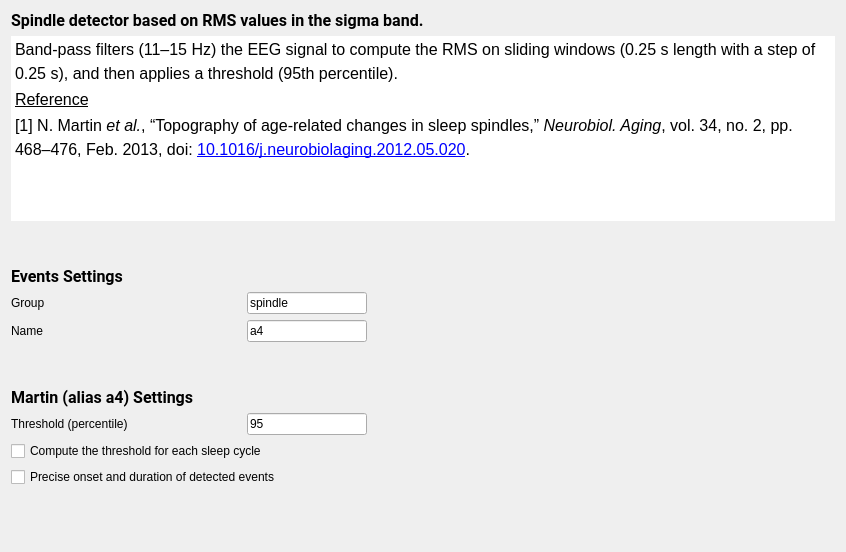
Qt form tools/CEAMSTools/SpindleDetectionMartin/MartinSettings/Ui_MartinSettings.ui (SnoozToolbox/snooz-package-ceams) before a commit.
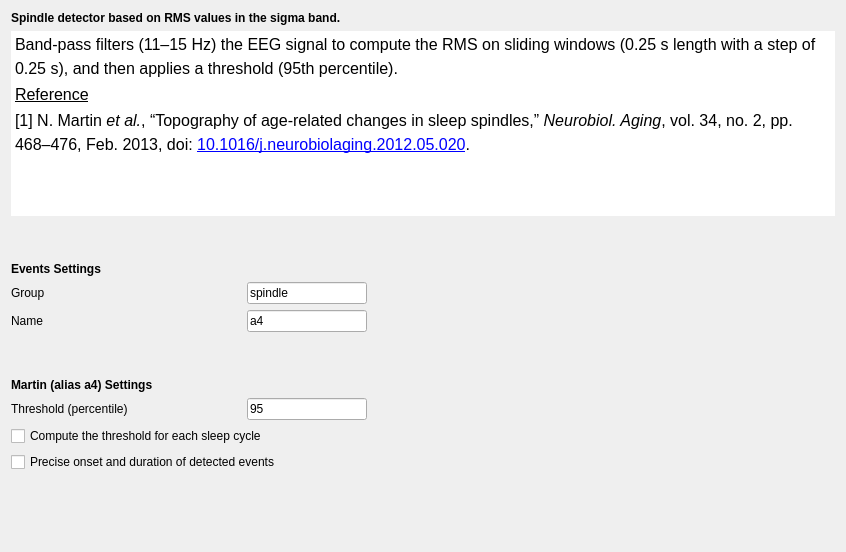
The same form after that commit.

Commit message: Font step 4: forms without fonts of their own, look kept

The edit to the form file:
```diff
--- a/tools/CEAMSTools/SpindleDetectionMartin/MartinSettings/Ui_MartinSettings.ui
+++ b/tools/CEAMSTools/SpindleDetectionMartin/MartinSettings/Ui_MartinSettings.ui
@@ -13,16 +13,11 @@
   <property name="windowTitle">
    <string/>
   </property>
-  <property name="styleSheet">
-   <string>font: 12pt &quot;Roboto&quot;;</string>
-  </property>
   <layout class="QVBoxLayout" name="verticalLayout_2">
    <item>
     <widget class="QLabel" name="label_6">
      <property name="font">
       <font>
-       <family>Roboto</family>
-       <pointsize>12</pointsize>
        <italic>false</italic>
        <bold>false</bold>
       </font>
@@ -56,7 +51,7 @@
 hr { height: 1px; border-width: 0; }
 li.unchecked::marker { content: &quot;\2610&quot;; }
 li.checked::marker { content: &quot;\2612&quot;; }
-&lt;/style&gt;&lt;/head&gt;&lt;body style=&quot; font-family:'Roboto'; font-size:12pt; font-weight:400; font-style:normal;&quot;&gt;
+&lt;/style&gt;&lt;/head&gt;&lt;body style=&quot; font-size:12pt; font-weight:400; font-style:normal;&quot;&gt;
 &lt;p style=&quot; margin-top:0px; margin-bottom:0px; margin-left:0px; margin-right:0px; -qt-block-indent:0; text-indent:0px; line-height:135%;&quot;&gt;Band-pass filters (11–15 Hz) the EEG signal to compute the RMS on sliding windows (0.25 s length with a step of 0.25 s), and then applies a threshold (95th percentile).&lt;/p&gt;
 &lt;p style=&quot; margin-top:0px; margin-bottom:0px; margin-left:0px; margin-right:0px; -qt-block-indent:0; text-indent:0px; line-height:135%;&quot;&gt;&lt;span style=&quot; text-decoration: underline;&quot;&gt;Reference&lt;/span&gt;&lt;/p&gt;
 &lt;p style=&quot; margin-top:0px; margin-bottom:0px; margin-left:0px; margin-right:0px; -qt-block-indent:0; text-indent:0px; line-height:135%;&quot;&gt;[1] N. Martin &lt;span style=&quot; font-style:italic;&quot;&gt;et al.&lt;/span&gt;, “Topography of age-related changes in sleep spindles,” &lt;span style=&quot; font-style:italic;&quot;&gt;Neurobiol. Aging&lt;/span&gt;, vol. 34, no. 2, pp. 468–476, Feb. 2013, doi: &lt;a href=&quot;https://doi.org/10.1016/j.neurobiolaging.2012.05.020&quot;&gt;&lt;span style=&quot; text-decoration: underline; color:#0000ff;&quot;&gt;10.1016/j.neurobiolaging.2012.05.020&lt;/span&gt;&lt;/a&gt;. &lt;/p&gt;&lt;/body&gt;&lt;/html&gt;</string>
@@ -83,8 +78,6 @@
     <widget class="QLabel" name="label">
      <property name="font">
       <font>
-       <family>Roboto</family>
-       <pointsize>12</pointsize>
        <italic>false</italic>
        <bold>false</bold>
       </font>
@@ -243,8 +236,6 @@
     <widget class="QLabel" name="label_5">
      <property name="font">
       <font>
-       <family>Roboto</family>
-       <pointsize>12</pointsize>
        <italic>false</italic>
        <bold>false</bold>
       </font>
```
The commit also changes 427 other files.
